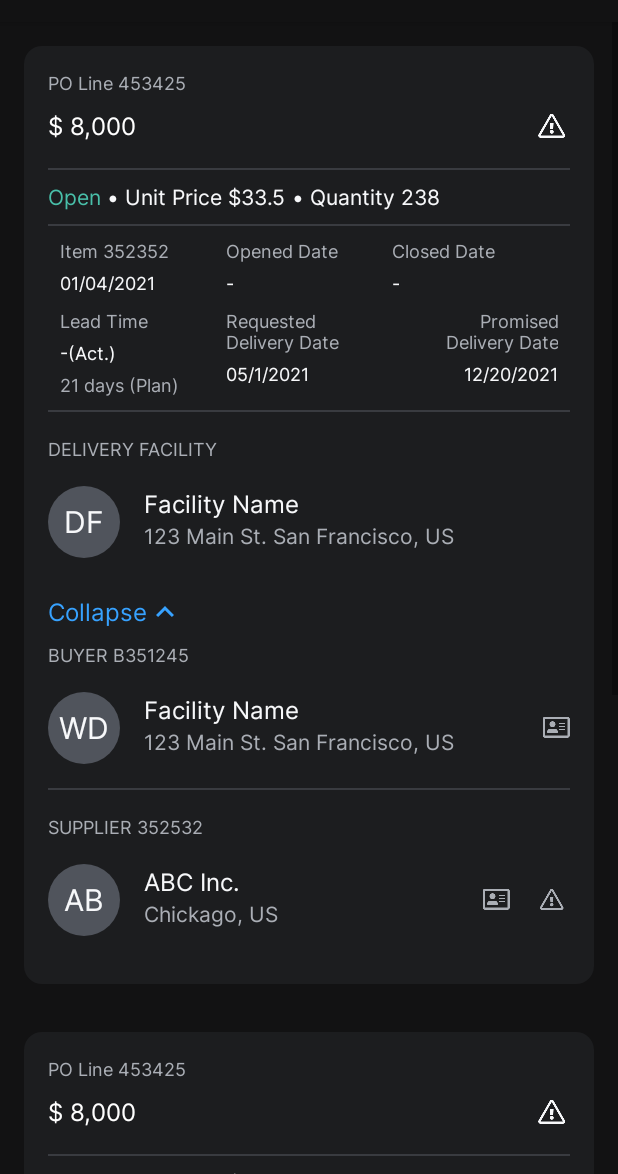
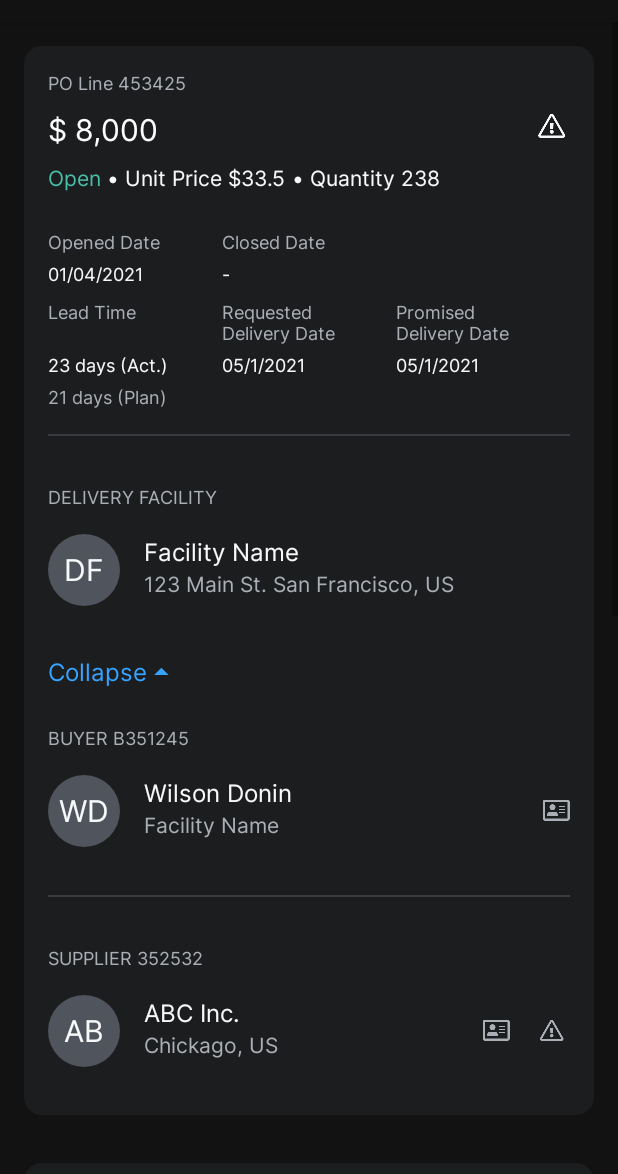
Before and after one commit to arusyakdataart/C3ai-SourcingoptimizationSourcing, an Android app built with Jetpack Compose: the fragment ItemDetailsPOLinesFragment shown on its own in the app's theme, on a phone screen of 412 x 824 dp, the part 62-1236 px from its top. Run offline under Robolectric (Android 15) with nearby library versions, the phone set to English and light mode, and no system bars.

Commit message:
PO Line redesign

```diff
--- a/app/src/main/java/com/c3ai/sourcingoptimization/presentation/item_details/po_lines/ItemDetailsPOLinesFragment.kt
+++ b/app/src/main/java/com/c3ai/sourcingoptimization/presentation/item_details/po_lines/ItemDetailsPOLinesFragment.kt
@@ -27,20 +27,20 @@ class ItemDetailsPOLinesFragment : BaseFragment<FragmentItemDetailsPoLinesBindin
         text.setOnClickListener {
             if (view.visibility == View.VISIBLE) {
                 view.visibility = View.GONE
-                text.text = "Expand"
+                text.text = "Expand "
                 text.setCompoundDrawablesWithIntrinsicBounds(
-                    R.drawable.ic_baseline_keyboard_arrow_down_24,
                     0,
                     0,
+                    R.drawable.arrow_down,
                     0
                 )
             } else {
                 view.visibility = View.VISIBLE
-                text.text = "Collapse"
+                text.text = "Collapse "
                 text.setCompoundDrawablesWithIntrinsicBounds(
-                    R.drawable.ic_baseline_keyboard_arrow_up_24,
                     0,
                     0,
+                    R.drawable.arrow_up,
                     0
                 )
             }
--- a/app/src/main/res/drawable/ic_baseline_keyboard_arrow_down_24.xml
+++ /dev/null
@@ -1,10 +0,0 @@
-<vector xmlns:android="http://schemas.android.com/apk/res/android"
-    android:width="24dp"
-    android:height="24dp"
-    android:viewportWidth="24"
-    android:viewportHeight="24"
-    android:tint="@color/blue_1">
-  <path
-      android:fillColor="@android:color/white"
-      android:pathData="M7.41,8.59L12,13.17l4.59,-4.58L18,10l-6,6 -6,-6 1.41,-1.41z"/>
-</vector>
--- a/app/src/main/res/drawable/ic_baseline_keyboard_arrow_up_24.xml
+++ /dev/null
@@ -1,10 +0,0 @@
-<vector xmlns:android="http://schemas.android.com/apk/res/android"
-    android:width="24dp"
-    android:height="24dp"
-    android:viewportWidth="24"
-    android:viewportHeight="24"
-    android:tint="@color/blue_1">
-  <path
-      android:fillColor="@android:color/white"
-      android:pathData="M7.41,15.41L12,10.83l4.59,4.58L18,14l-6,-6 -6,6z"/>
-</vector>
--- a/app/src/main/res/layout/po_line_item_view.xml
+++ b/app/src/main/res/layout/po_line_item_view.xml
@@ -22,15 +22,14 @@
 
         <androidx.appcompat.widget.LinearLayoutCompat
             android:layout_width="match_parent"
-            android:layout_height="wrap_content"
-            android:layout_marginBottom="@dimen/margin_16dp">
+            android:layout_height="wrap_content">
 
             <com.c3ai.sourcingoptimization.common.InterTextView
                 android:layout_width="0dp"
                 android:layout_height="wrap_content"
                 android:layout_weight="1"
                 android:text="$ 8,000"
-                android:textSize="@dimen/text_16"
+                android:textSize="@dimen/text_20"
                 android:textColor="@color/white"/>
 
             <androidx.appcompat.widget.AppCompatImageView
@@ -39,8 +38,6 @@
                 app:srcCompat="@drawable/alert_white"/>
 
         </androidx.appcompat.widget.LinearLayoutCompat>
-
-        <include layout="@layout/divider"/>
 
         <androidx.appcompat.widget.LinearLayoutCompat
             android:layout_width="match_parent"
@@ -70,12 +67,10 @@
 
         </androidx.appcompat.widget.LinearLayoutCompat>
 
-        <include layout="@layout/divider"/>
-
         <androidx.appcompat.widget.LinearLayoutCompat
             android:layout_width="match_parent"
             android:layout_height="wrap_content"
-            android:padding="@dimen/margin_8dp"
+            android:paddingVertical="@dimen/margin_16dp"
             android:weightSum="3">
 
             <androidx.appcompat.widget.LinearLayoutCompat
@@ -87,7 +82,7 @@
                 <com.c3ai.sourcingoptimization.common.InterTextView
                     android:layout_width="wrap_content"
                     android:layout_height="wrap_content"
-                    android:text="Item 352352"
+                    android:text="Opened Date"
                     android:textSize="@dimen/text_12"
                     android:textColor="@color/grey"
                     android:layout_marginBottom="@dimen/margin_4dp"/>
@@ -103,7 +98,7 @@
                 <com.c3ai.sourcingoptimization.common.InterTextView
                     android:layout_width="wrap_content"
                     android:layout_height="wrap_content"
-                    android:text="Lead Time"
+                    android:text="Lead Time\n"
                     android:textSize="@dimen/text_12"
                     android:textColor="@color/grey"
                     android:layout_marginBottom="@dimen/margin_4dp"/>
@@ -111,7 +106,7 @@
                 <com.c3ai.sourcingoptimization.common.InterTextView
                     android:layout_width="wrap_content"
                     android:layout_height="wrap_content"
-                    android:text="-(Act.)"
+                    android:text="23 days (Act.)"
                     android:textSize="@dimen/text_12"
                     android:textColor="@color/grey_2"
                     android:layout_marginBottom="@dimen/margin_4dp"/>
@@ -134,7 +129,7 @@
                 <com.c3ai.sourcingoptimization.common.InterTextView
                     android:layout_width="wrap_content"
                     android:layout_height="wrap_content"
-                    android:text="Opened Date"
+                    android:text="Closed Date"
                     android:textSize="@dimen/text_12"
                     android:textColor="@color/grey"
                     android:layout_marginBottom="@dimen/margin_4dp"/>
@@ -160,7 +155,8 @@
                     android:layout_height="wrap_content"
                     android:text="05/1/2021"
                     android:textSize="@dimen/text_12"
-                    android:textColor="@color/grey_2"/>
+                    android:textColor="@color/grey_2"
+                    android:layout_marginBottom="@dimen/margin_4dp"/>
 
             </androidx.appcompat.widget.LinearLayoutCompat>
 
@@ -168,13 +164,12 @@
                 android:layout_width="0dp"
                 android:layout_height="wrap_content"
                 android:layout_weight="1"
-                android:orientation="vertical"
-                android:layout_marginBottom="@dimen/margin_4dp">
+                android:orientation="vertical">
 
                 <com.c3ai.sourcingoptimization.common.InterTextView
                     android:layout_width="wrap_content"
                     android:layout_height="wrap_content"
-                    android:text="Closed Date"
+                    android:text=""
                     android:textSize="@dimen/text_12"
                     android:textColor="@color/grey"
                     android:layout_marginBottom="@dimen/margin_4dp"/>
@@ -182,27 +177,26 @@
                 <com.c3ai.sourcingoptimization.common.InterTextView
                     android:layout_width="wrap_content"
                     android:layout_height="wrap_content"
-                    android:text="-"
+                    android:text=""
                     android:textSize="@dimen/text_12"
                     android:textColor="@color/grey_2"
                     android:layout_marginBottom="@dimen/margin_8dp"/>
 
                 <com.c3ai.sourcingoptimization.common.InterTextView
-                    android:layout_width="match_parent"
+                    android:layout_width="wrap_content"
                     android:layout_height="wrap_content"
                     android:text="Promised\nDelivery Date"
                     android:textSize="@dimen/text_12"
-                    android:gravity="end"
                     android:textColor="@color/grey"
                     android:layout_marginBottom="@dimen/margin_4dp"/>
 
                 <com.c3ai.sourcingoptimization.common.InterTextView
-                    android:layout_width="match_parent"
+                    android:layout_width="wrap_content"
                     android:layout_height="wrap_content"
-                    android:text="12/20/2021"
-                    android:gravity="end"
+                    android:text="05/1/2021"
                     android:textSize="@dimen/text_12"
-                    android:textColor="@color/grey_2"/>
+                    android:textColor="@color/grey_2"
+                    android:layout_marginBottom="@dimen/margin_4dp"/>
 
             </androidx.appcompat.widget.LinearLayoutCompat>
 
@@ -216,12 +210,13 @@
             android:text="DELIVERY FACILITY"
             android:textColor="@color/grey"
             android:textSize="@dimen/text_12"
-            android:layout_marginVertical="@dimen/margin_16dp"/>
+            android:layout_marginTop="@dimen/margin_32dp"
+            android:layout_marginBottom="@dimen/margin_16dp"/>
 
         <androidx.appcompat.widget.LinearLayoutCompat
             android:layout_width="match_parent"
             android:layout_height="wrap_content"
-            android:layout_marginBottom="@dimen/margin_16dp">
+            android:layout_marginBottom="@dimen/margin_24dp">
 
             <com.c3ai.sourcingoptimization.common.InterTextView
                 android:layout_width="48dp"
@@ -261,10 +256,10 @@
             android:layout_width="wrap_content"
             android:layout_height="wrap_content"
             android:id="@+id/expendCollapse"
-            android:text="Collapse"
+            android:text="Collapse "
             android:textColor="@color/blue_1"
             android:textSize="@dimen/text_16"
-            android:drawableEnd="@drawable/ic_baseline_keyboard_arrow_up_24"
+            android:drawableEnd="@drawable/arrow_up"
             android:paddingVertical="@dimen/margin_8dp"
             android:clickable="true"
             android:focusable="true"
@@ -274,7 +269,8 @@
             android:layout_width="match_parent"
             android:layout_height="wrap_content"
             android:id="@+id/expandableContent"
-            android:orientation="vertical">
+            android:orientation="vertical"
+            android:layout_marginTop="@dimen/margin_16dp">
 
             <com.c3ai.sourcingoptimization.common.InterTextView
                 android:layout_width="wrap_content"
@@ -286,7 +282,8 @@
             <androidx.appcompat.widget.LinearLayoutCompat
                 android:layout_width="match_parent"
                 android:layout_height="wrap_content"
-                android:paddingVertical="@dimen/margin_16dp">
+                android:paddingBottom="@dimen/margin_32dp"
+                android:paddingTop="@dimen/margin_16dp">
 
                 <com.c3ai.sourcingoptimization.common.InterTextView
                     android:layout_width="48dp"
@@ -308,14 +305,14 @@
                     <com.c3ai.sourcingoptimization.common.InterTextView
                         android:layout_width="wrap_content"
                         android:layout_height="wrap_content"
-                        android:text="Facility Name"
+                        android:text="Wilson Donin"
                         android:textColor="@color/grey_2"
                         android:textSize="@dimen/text_16"/>
 
                     <com.c3ai.sourcingoptimization.common.InterTextView
                         android:layout_width="wrap_content"
                         android:layout_height="wrap_content"
-                        android:text="123 Main St. San Francisco, US"
+                        android:text="Facility Name"
                         android:textSize="@dimen/text_14"
                         android:textColor="@color/grey"/>
 
@@ -337,7 +334,7 @@
                 android:text="SUPPLIER 352532"
                 android:textColor="@color/grey"
                 android:textSize="@dimen/text_12"
-                android:layout_marginTop="@dimen/margin_16dp"/>
+                android:layout_marginTop="@dimen/margin_32dp"/>
 
             <androidx.appcompat.widget.LinearLayoutCompat
                 android:layout_width="match_parent"
--- a/app/src/main/res/layout/spinner_item_view.xml
+++ b/app/src/main/res/layout/spinner_item_view.xml
@@ -4,7 +4,7 @@
     android:layout_height="match_parent"
     android:background="@color/card_background"
     android:paddingVertical="@dimen/margin_8dp"
-    android:paddingHorizontal="@dimen/margin_16dp"
+    android:paddingHorizontal="@dimen/margin_8dp"
     android:orientation="vertical">
 
     <com.c3ai.sourcingoptimization.common.InterTextView
@@ -12,7 +12,9 @@
         android:layout_height="wrap_content"
         android:id="@+id/title"
         android:textSize="@dimen/text_14"
-        android:textColor="@color/grey_2"/>
+        android:textColor="@color/grey_2"
+        android:layout_marginHorizontal="@dimen/margin_8dp"
+        android:layout_marginBottom="@dimen/margin_4dp"/>
 
     <View
         android:layout_width="match_parent"
--- a/app/src/main/res/values/dimens.xml
+++ b/app/src/main/res/values/dimens.xml
@@ -6,6 +6,7 @@
     <dimen name="margin_12dp">12dp</dimen>
     <dimen name="margin_16dp">16dp</dimen>
     <dimen name="margin_24dp">24dp</dimen>
+    <dimen name="margin_32dp">32dp</dimen>
     <dimen name="margin_40dp">40dp</dimen>
 
     <dimen name="card_corner_radius">12dp</dimen>
```
Also changed, not shown: app/src/main/res/drawable-hdpi/arrow_down.png (added), app/src/main/res/drawable-hdpi/arrow_up.png (added), app/src/main/res/drawable-mdpi/arrow_down.png (added), app/src/main/res/drawable-mdpi/arrow_up.png (added), app/src/main/res/drawable-xhdpi/arrow_down.png (added), app/src/main/res/drawable-xhdpi/arrow_up.png (added), app/src/main/res/drawable-xxhdpi/arrow_down.png (added), app/src/main/res/drawable-xxhdpi/arrow_up.png (added), app/src/main/res/drawable-xxxhdpi/arrow_down.png (added), app/src/main/res/drawable-xxxhdpi/arrow_up.png (added).
